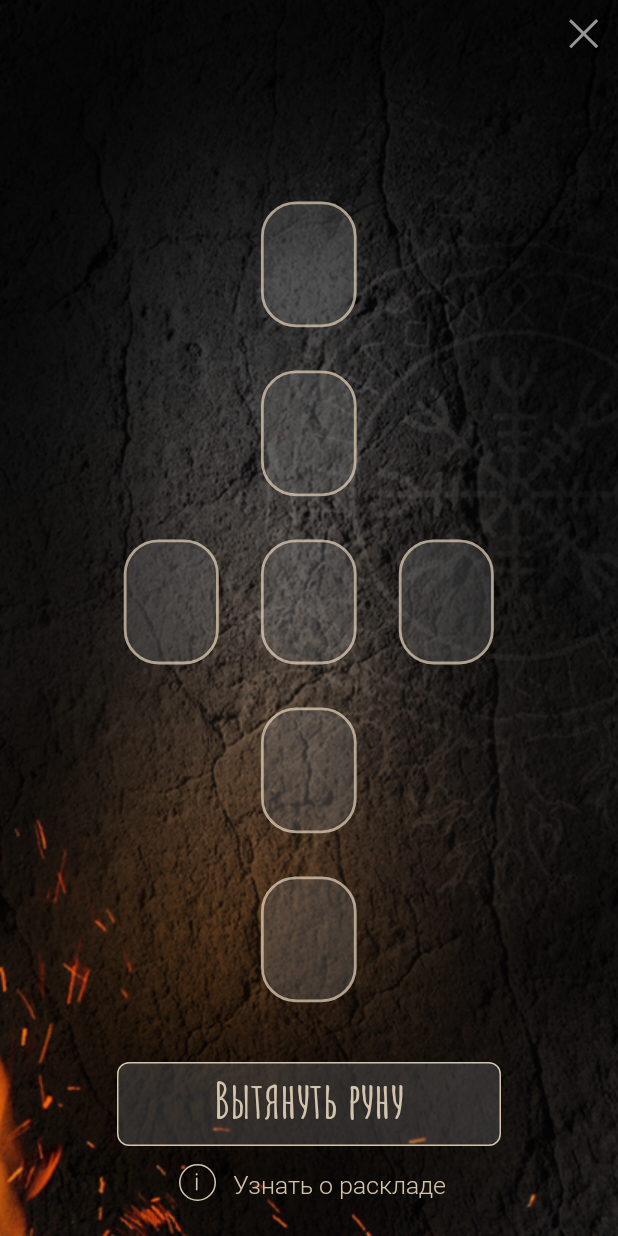
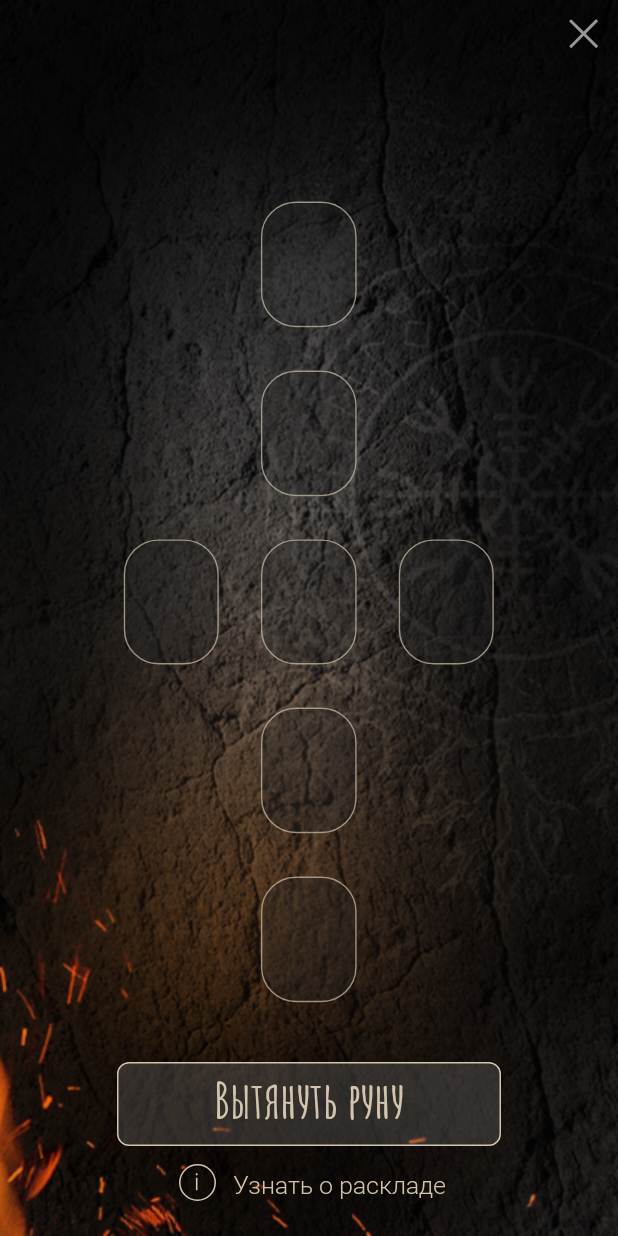
Before and after one commit to dmowski/runar-android, an Android app: the LayoutInitFragment screen opened through its navigation route, on a phone screen of 412 x 824 dp. Run offline under Robolectric (Android 15) with nearby library versions, the light colour scheme and no system bars; our stand-ins replace navigation-ui.

Commit message:
correct slots + start work with runes

```diff
--- a/app/src/main/res/drawable/slot_inactive.xml
+++ b/app/src/main/res/drawable/slot_inactive.xml
@@ -1,14 +1,14 @@
 <vector xmlns:android="http://schemas.android.com/apk/res/android"
-    android:width="400dp"
-    android:height="450dp"
-    android:viewportWidth="400"
-    android:viewportHeight="450">
+    android:width="316dp"
+    android:height="390dp"
+    android:viewportWidth="316"
+    android:viewportHeight="390">
   <path
-      android:pathData="M164.487,65.697L222.514,65.697A80.592,80.592 0,0 1,303.106 146.289L303.106,275.237A80.592,80.592 0,0 1,222.514 355.829L164.487,355.829A80.592,80.592 0,0 1,83.895 275.237L83.895,146.289A80.592,80.592 0,0 1,164.487 65.697z"
+      android:pathData="M128.487,49.697L186.514,49.697A80.592,80.592 0,0 1,267.106 130.289L267.106,259.237A80.592,80.592 0,0 1,186.514 339.829L128.487,339.829A80.592,80.592 0,0 1,47.895 259.237L47.895,130.289A80.592,80.592 0,0 1,128.487 49.697z"
       android:fillColor="#252525"
       android:fillAlpha="0.35"/>
   <path
-      android:pathData="M164.487,67.322L222.514,67.322A78.967,78.967 0,0 1,301.481 146.289L301.481,275.237A78.967,78.967 0,0 1,222.514 354.204L164.487,354.204A78.967,78.967 0,0 1,85.52 275.237L85.52,146.289A78.967,78.967 0,0 1,164.487 67.322z"
+      android:pathData="M128.487,51.322L186.514,51.322A78.967,78.967 0,0 1,265.481 130.289L265.481,259.237A78.967,78.967 0,0 1,186.514 338.204L128.487,338.204A78.967,78.967 0,0 1,49.52 259.237L49.52,130.289A78.967,78.967 0,0 1,128.487 51.322z"
       android:strokeAlpha="0.7"
       android:strokeWidth="3.25"
       android:fillColor="#00000000"
--- a/app/src/main/res/layout/fragment_layout_init.xml
+++ b/app/src/main/res/layout/fragment_layout_init.xml
@@ -125,14 +125,14 @@
             app:layout_constraintStart_toStartOf="@id/third_rune"
             app:layout_constraintEnd_toEndOf="@id/third_rune"
             app:layout_constraintDimensionRatio="1:1.23"
-            android:background="@drawable/slot_inactive_2">
+            android:background="@drawable/slot_inactive">
             <TextView
                 android:layout_width="match_parent"
                 android:layout_height="0dp"
                 app:autoSizeTextType="uniform"
                 android:gravity="center"
                 android:fontFamily="@font/amatic_sc_bold"
-                android:textColor="@color/init_runes_number_color"
+                android:textColor="@color/rune_number_color_deselected"
                 app:layout_constraintTop_toBottomOf="@id/top_guideline1"
                 app:layout_constraintBottom_toTopOf="@id/bottom_guideline1"/>
             <androidx.constraintlayout.widget.Guideline
@@ -158,14 +158,14 @@
             app:layout_constraintStart_toStartOf="@id/third_rune"
             app:layout_constraintEnd_toEndOf="@id/third_rune"
             app:layout_constraintDimensionRatio="1:1.23"
-            android:background="@drawable/slot_inactive_2">
+            android:background="@drawable/slot_inactive">
             <TextView
                 android:layout_width="match_parent"
                 android:layout_height="0dp"
                 app:autoSizeTextType="uniform"
                 android:gravity="center"
                 android:fontFamily="@font/amatic_sc_bold"
-                android:textColor="@color/init_runes_number_color"
+                android:textColor="@color/rune_number_color_deselected"
                 app:layout_constraintTop_toBottomOf="@id/top_guideline2"
                 app:layout_constraintBottom_toTopOf="@id/bottom_guideline2"/>
             <androidx.constraintlayout.widget.Guideline
@@ -190,14 +190,14 @@
             app:layout_constraintStart_toStartOf="parent"
             app:layout_constraintEnd_toEndOf="parent"
             app:layout_constraintDimensionRatio="1:1.23"
-            android:background="@drawable/slot_inactive_2">
+            android:background="@drawable/slot_inactive">
             <TextView
                 android:layout_width="match_parent"
                 android:layout_height="0dp"
                 app:autoSizeTextType="uniform"
                 android:gravity="center"
                 android:fontFamily="@font/amatic_sc_bold"
-                android:textColor="@color/init_runes_number_color"
+                android:textColor="@color/rune_number_color_deselected"
                 app:layout_constraintTop_toBottomOf="@id/top_guideline3"
                 app:layout_constraintBottom_toTopOf="@id/bottom_guideline3"/>
             <androidx.constraintlayout.widget.Guideline
@@ -222,14 +222,14 @@
             app:layout_constraintStart_toStartOf="@id/third_rune"
             app:layout_constraintEnd_toEndOf="@id/third_rune"
             app:layout_constraintDimensionRatio="1:1.23"
-            android:background="@drawable/slot_inactive_2">
+            android:background="@drawable/slot_inactive">
             <TextView
                 android:layout_width="match_parent"
                 android:layout_height="0dp"
                 app:autoSizeTextType="uniform"
                 android:gravity="center"
                 android:fontFamily="@font/amatic_sc_bold"
-                android:textColor="@color/init_runes_number_color"
+                android:textColor="@color/rune_number_color_deselected"
                 app:layout_constraintTop_toBottomOf="@id/top_guideline4"
                 app:layout_constraintBottom_toTopOf="@id/bottom_guideline4"/>
             <androidx.constraintlayout.widget.Guideline
@@ -254,14 +254,14 @@
             app:layout_constraintStart_toStartOf="@id/third_rune"
             app:layout_constraintEnd_toEndOf="@id/third_rune"
             app:layout_constraintDimensionRatio="1:1.23"
-            android:background="@drawable/slot_inactive_2">
+            android:background="@drawable/slot_inactive">
             <TextView
                 android:layout_width="match_parent"
                 android:layout_height="0dp"
                 app:autoSizeTextType="uniform"
                 android:gravity="center"
                 android:fontFamily="@font/amatic_sc_bold"
-                android:textColor="@color/init_runes_number_color"
+                android:textColor="@color/rune_number_color_deselected"
                 app:layout_constraintTop_toBottomOf="@id/top_guideline5"
                 app:layout_constraintBottom_toTopOf="@id/bottom_guideline5"/>
             <androidx.constraintlayout.widget.Guideline
@@ -285,14 +285,14 @@
             app:layout_constraintBottom_toBottomOf="@id/third_rune"
             app:layout_constraintEnd_toStartOf="@id/third_rune"
             app:layout_constraintDimensionRatio="1:1.23"
-            android:background="@drawable/slot_inactive_2">
+            android:background="@drawable/slot_inactive">
             <TextView
                 android:layout_width="match_parent"
                 android:layout_height="0dp"
                 app:autoSizeTextType="uniform"
                 android:gravity="center"
                 android:fontFamily="@font/amatic_sc_bold"
-                android:textColor="@color/init_runes_number_color"
+                android:textColor="@color/rune_number_color_deselected"
                 app:layout_constraintTop_toBottomOf="@id/top_guideline6"
                 app:layout_constraintBottom_toTopOf="@id/bottom_guideline6"/>
             <androidx.constraintlayout.widget.Guideline
@@ -316,14 +316,14 @@
             app:layout_constraintBottom_toBottomOf="@id/third_rune"
             app:layout_constraintStart_toEndOf="@id/third_rune"
             app:layout_constraintDimensionRatio="1:1.23"
-            android:background="@drawable/slot_inactive_2">
+            android:background="@drawable/slot_inactive">
             <TextView
                 android:layout_width="match_parent"
                 android:layout_height="0dp"
                 app:autoSizeTextType="uniform"
                 android:gravity="center"
                 android:fontFamily="@font/amatic_sc_bold"
-                android:textColor="@color/init_runes_number_color"
+                android:textColor="@color/rune_number_color_deselected"
                 app:layout_constraintTop_toBottomOf="@id/top_guideline7"
                 app:layout_constraintBottom_toTopOf="@id/bottom_guideline7"/>
             <androidx.constraintlayout.widget.Guideline
@@ -347,7 +347,7 @@
             app:layout_constraintStart_toStartOf="@id/third_rune"
             app:layout_constraintEnd_toEndOf="@id/third_rune"
             app:layout_constraintDimensionRatio="1:0.615"
-            android:background="@drawable/slot_inactive_2"
+            android:background="@drawable/slot_inactive"
             android:visibility="invisible"/>
         <androidx.constraintlayout.widget.ConstraintLayout
             android:layout_width="0dp"
@@ -357,7 +357,7 @@
             app:layout_constraintStart_toStartOf="@id/third_rune"
             app:layout_constraintEnd_toEndOf="@id/third_rune"
             app:layout_constraintDimensionRatio="1:0.615"
-            android:background="@drawable/slot_inactive_2"
+            android:background="@drawable/slot_inactive"
             android:visibility="invisible"/>
         <androidx.constraintlayout.widget.Guideline
             android:id="@+id/center_guideline"
@@ -373,7 +373,7 @@
             app:layout_constraintStart_toStartOf="@id/third_rune"
             app:layout_constraintEnd_toEndOf="@id/third_rune"
             app:layout_constraintDimensionRatio="1:2.46"
-            android:background="@drawable/slot_inactive_2"
+            android:background="@drawable/slot_inactive"
             android:visibility="invisible"/>
         <androidx.constraintlayout.widget.ConstraintLayout
             android:layout_width="0dp"
@@ -383,7 +383,7 @@
             app:layout_constraintStart_toStartOf="@id/third_rune"
             app:layout_constraintEnd_toEndOf="@id/third_rune"
             app:layout_constraintDimensionRatio="1:2.46"
-            android:background="@drawable/slot_inactive_2"
+            android:background="@drawable/slot_inactive"
             android:visibility="invisible"/>
         <androidx.constraintlayout.widget.Guideline
             android:id="@+id/center_guideline"
--- a/app/src/main/res/values/colors.xml
+++ b/app/src/main/res/values/colors.xml
@@ -27,4 +27,7 @@
     <color name="cancel_popup_text_deselected">#EFCD93</color>
     <color name="cancel_popup_text_selected">#4B4842</color>
     <color name="init_runes_number_color">#FFEACA</color>
+
+    <color name="rune_number_color_deselected">#B3D2C4AD</color>
+    <color name="rune_number_color_selected">#FFEACA</color>
 </resources>
```
Also changed, not shown: app/src/main/java/com/test/runar/ui/fragments/LayoutInitFragment.kt (+30 -3 lines), app/src/main/res/drawable/slot_active_big.xml (added, +16 -0 lines), app/src/main/res/drawable/slot_active.xml (renamed from app/src/main/res/drawable/slot_inactive_2.xml).
